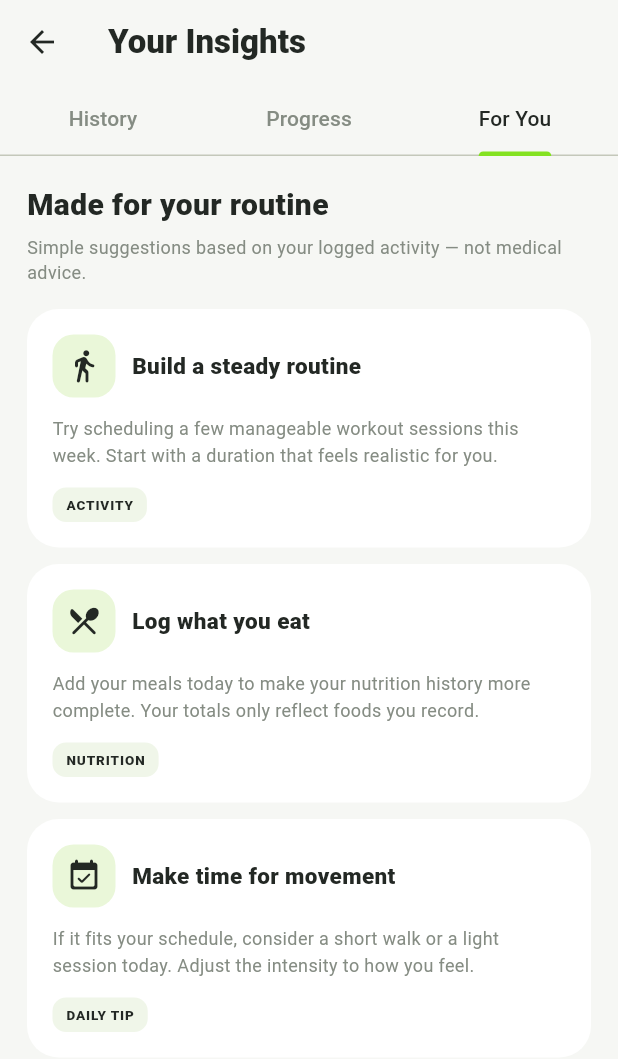
After one commit to HAO9981/Fittrack, a Flutter app: the InsightsScreen screen opened directly, tab 3 chosen, on a phone screen of 412 x 824 dp. The commit adds this screen. Shown: the top 1059 px of the screen. Run offline on Flutter 3.47's test engine with Material 3 defaults, Android fonts, the phone set to English and light mode, and no system bars; our stand-ins replace cloud_firestore, firebase_auth, firebase_core; accounts and stored records are empty.

Commit message:
Add activity history, weekly progress, and personalized routine tips

```diff
--- a/lib/src/screens/home/dashboard_screen.dart
+++ b/lib/src/screens/home/dashboard_screen.dart
@@ -7,6 +7,7 @@ import '../../services/workout_service.dart';
 import '../../widgets/app_empty_state.dart';
 import '../workout/add_workout_screen.dart';
 import '../nutrition/add_meal_screen.dart';
+import '../insights/insights_screen.dart';
 
 const lime = Color(0xFF84E221), ink = Color(0xFF232824), muted = Color(0xFF858C83), bg = Color(0xFFF6F7F4);
 
@@ -68,6 +69,25 @@ class _DashboardContent extends StatelessWidget {
       if (workouts.isEmpty) const _Empty(text: 'Your workouts will appear here.') else ...workouts.take(3).map((w) => _Recent(icon: Icons.fitness_center_rounded, title: w.name, subtitle: w.category + ' • ' + w.duration.toString() + ' mins')),
       const SizedBox(height: 14), const Text('Recent Meals', style: TextStyle(fontSize: 17, fontWeight: FontWeight.w800, color: ink)), const SizedBox(height: 8),
       if (meals.isEmpty) const _Empty(text: 'Your meals will appear here.') else ...meals.take(3).map((m) => _Recent(icon: Icons.restaurant_rounded, title: m.foodName, subtitle: m.category + ' • ' + m.calories.toString() + ' kcal')),
+      const SizedBox(height: 14),
+      InkWell(
+        onTap: () => Navigator.of(context).push(MaterialPageRoute(builder: (_) => const InsightsScreen())),
+        borderRadius: BorderRadius.circular(18),
+        child: Container(
+          padding: const EdgeInsets.all(15),
+          decoration: BoxDecoration(color: Colors.white, borderRadius: BorderRadius.circular(18)),
+          child: const Row(children: [
+            Container(width: 42, height: 42, decoration: BoxDecoration(color: Color(0xFFEAF7D9), borderRadius: BorderRadius.all(Radius.circular(14))), child: Icon(Icons.insights_rounded, color: ink)),
+            SizedBox(width: 12),
+            Expanded(child: Column(crossAxisAlignment: CrossAxisAlignment.start, children: [
+              Text('History, Progress & Tips', style: TextStyle(fontSize: 13, fontWeight: FontWeight.w800, color: ink)),
+              SizedBox(height: 3),
+              Text('Review your activity and see suggestions', style: TextStyle(fontSize: 11, color: muted)),
+            ])),
+            Icon(Icons.chevron_right_rounded, color: muted),
+          ]),
+        ),
+      ),
       TextButton.icon(onPressed: () => FirebaseAuthService.instance.signOut(), icon: const Icon(Icons.logout), label: const Text('Sign out')),
     ]);
   }
--- /dev/null
+++ b/lib/src/screens/insights/insights_screen.dart
@@ -0,0 +1,223 @@
+import 'package:flutter/material.dart';
+
+import '../../models/meal.dart';
+import '../../models/workout.dart';
+import '../../services/nutrition_service.dart';
+import '../../services/workout_service.dart';
+
+const _lime = Color(0xFF84E221);
+const _ink = Color(0xFF232824);
+const _muted = Color(0xFF858C83);
+const _bg = Color(0xFFF6F7F4);
+
+class InsightsScreen extends StatelessWidget {
+  const InsightsScreen({super.key});
+
+  @override Widget build(BuildContext context) => DefaultTabController(
+    length: 3,
+    child: Scaffold(
+      backgroundColor: _bg,
+      appBar: AppBar(
+        backgroundColor: _bg,
+        title: const Text('Your Insights', style: TextStyle(fontWeight: FontWeight.w800)),
+        bottom: const TabBar(
+          labelColor: _ink,
+          unselectedLabelColor: _muted,
+          indicatorColor: _lime,
+          tabs: [Tab(text: 'History'), Tab(text: 'Progress'), Tab(text: 'For You')],
+        ),
+      ),
+      body: StreamBuilder<List<Workout>>(
+        stream: WorkoutService.instance.getWorkouts(),
+        builder: (context, workoutSnapshot) => StreamBuilder<List<Meal>>(
+          stream: NutritionService.instance.getMeals(),
+          builder: (context, mealSnapshot) {
+            if (workoutSnapshot.connectionState == ConnectionState.waiting || mealSnapshot.connectionState == ConnectionState.waiting) {
+              return const Center(child: CircularProgressIndicator(color: _lime));
+            }
+            if (workoutSnapshot.hasError || mealSnapshot.hasError) {
+              return const Center(child: Padding(padding: EdgeInsets.all(24), child: Text('Insights are unavailable right now. Please check your connection and try again.', textAlign: TextAlign.center)));
+            }
+            final workouts = workoutSnapshot.data ?? <Workout>[];
+            final meals = mealSnapshot.data ?? <Meal>[];
+            return TabBarView(children: [
+              _HistoryTab(workouts: workouts, meals: meals),
+              _ProgressTab(workouts: workouts, meals: meals),
+              _RecommendationsTab(workouts: workouts, meals: meals),
+            ]);
+          },
+        ),
+      ),
+    ),
+  );
+}
+
+class _HistoryTab extends StatelessWidget {
+  const _HistoryTab({required this.workouts, required this.meals});
+  final List<Workout> workouts;
+  final List<Meal> meals;
+
+  @override Widget build(BuildContext context) {
+    final entries = <_HistoryEntry>[
+      ...workouts.map((w) => _HistoryEntry(date: w.date, title: w.name, subtitle: w.category + ' · ' + w.duration.toString() + ' min', icon: Icons.fitness_center_rounded)),
+      ...meals.map((m) => _HistoryEntry(date: m.date, title: m.foodName, subtitle: m.category + ' · ' + m.calories.toString() + ' kcal', icon: Icons.restaurant_rounded)),
+    ]..sort((a, b) => b.date.compareTo(a.date));
+    if (entries.isEmpty) return const _InsightEmpty(icon: Icons.history_rounded, title: 'Your history starts here', message: 'Workouts and meals you record will show up in this timeline.');
+    return ListView(padding: const EdgeInsets.all(18), children: [
+      const Text('Recent activity', style: TextStyle(fontSize: 20, fontWeight: FontWeight.w800, color: _ink)),
+      const SizedBox(height: 5),
+      const Text('A combined timeline of your recorded workouts and meals.', style: TextStyle(fontSize: 12, color: _muted)),
+      const SizedBox(height: 16),
+      ...entries.take(100).map((entry) => Container(
+        margin: const EdgeInsets.only(bottom: 9),
+        padding: const EdgeInsets.all(13),
+        decoration: BoxDecoration(color: Colors.white, borderRadius: BorderRadius.circular(18)),
+        child: Row(children: [
+          Container(width: 44, height: 44, decoration: BoxDecoration(color: const Color(0xFFF0F6E9), borderRadius: BorderRadius.circular(14)), child: Icon(entry.icon, color: _ink)),
+          const SizedBox(width: 12),
+          Expanded(child: Column(crossAxisAlignment: CrossAxisAlignment.start, children: [
+            Text(entry.title, maxLines: 1, overflow: TextOverflow.ellipsis, style: const TextStyle(fontWeight: FontWeight.w800, color: _ink)),
+            const SizedBox(height: 4),
+            Text(entry.subtitle, style: const TextStyle(fontSize: 12, color: _muted)),
+            const SizedBox(height: 3),
+            Text(MaterialLocalizations.of(context).formatMediumDate(entry.date), style: const TextStyle(fontSize: 11, color: _muted)),
+          ])),
+        ]),
+      )),
+    ]);
+  }
+}
+
+class _HistoryEntry {
+  const _HistoryEntry({required this.date, required this.title, required this.subtitle, required this.icon});
+  final DateTime date;
+  final String title, subtitle;
+  final IconData icon;
+}
+
+class _ProgressTab extends StatelessWidget {
+  const _ProgressTab({required this.workouts, required this.meals});
+  final List<Workout> workouts;
+  final List<Meal> meals;
+
+  @override Widget build(BuildContext context) {
+    final today = DateUtils.dateOnly(DateTime.now());
+    final minutes = List<int>.generate(7, (i) {
+      final day = today.subtract(Duration(days: 6 - i));
+      return workouts.where((w) => DateUtils.isSameDay(w.date, day)).fold<int>(0, (sum, w) => sum + w.duration);
+    });
+    final maxMinutes = minutes.fold<int>(0, (max, value) => value > max ? value : max);
+    final weekMeals = meals.where((m) => !DateUtils.dateOnly(m.date).isBefore(today.subtract(const Duration(days: 6)))).toList();
+    final weekWorkouts = workouts.where((w) => !DateUtils.dateOnly(w.date).isBefore(today.subtract(const Duration(days: 6)))).toList();
+    final totalMinutes = weekWorkouts.fold<int>(0, (sum, w) => sum + w.duration);
+    final totalCalories = weekMeals.fold<int>(0, (sum, m) => sum + m.calories);
+    const labels = ['M', 'T', 'W', 'T', 'F', 'S', 'S'];
+    return ListView(padding: const EdgeInsets.all(18), children: [
+      const Text('Your week at a glance', style: TextStyle(fontSize: 20, fontWeight: FontWeight.w800, color: _ink)),
+      const SizedBox(height: 5),
+      const Text('Based on the workouts and meals you have logged.', style: TextStyle(fontSize: 12, color: _muted)),
+      const SizedBox(height: 16),
+      Row(children: [
+        Expanded(child: _ProgressStat(title: 'Workout time', value: totalMinutes.toString(), unit: 'minutes', icon: Icons.schedule_rounded)),
+        const SizedBox(width: 10),
+        Expanded(child: _ProgressStat(title: 'Workouts', value: weekWorkouts.length.toString(), unit: 'sessions', icon: Icons.fitness_center_rounded)),
+      ]),
+      const SizedBox(height: 10),
+      _ProgressStat(title: 'Food logged', value: totalCalories.toString(), unit: 'kcal across logged meals', icon: Icons.restaurant_rounded),
+      const SizedBox(height: 18),
+      Container(padding: const EdgeInsets.all(18), decoration: BoxDecoration(color: Colors.white, borderRadius: BorderRadius.circular(22)), child: Column(crossAxisAlignment: CrossAxisAlignment.start, children: [
+        const Text('Daily workout minutes', style: TextStyle(fontSize: 15, fontWeight: FontWeight.w800, color: _ink)),
+        const SizedBox(height: 20),
+        SizedBox(height: 125, child: Row(crossAxisAlignment: CrossAxisAlignment.end, children: List.generate(7, (i) {
+          final height = maxMinutes == 0 ? 8.0 : (minutes[i] / maxMinutes * 84).clamp(8.0, 84.0).toDouble();
+          final day = today.subtract(Duration(days: 6 - i));
+          final active = DateUtils.isSameDay(day, today);
+          return Expanded(child: Column(mainAxisAlignment: MainAxisAlignment.end, children: [
+            Text(minutes[i].toString(), style: const TextStyle(fontSize: 9, color: _muted)),
+            const SizedBox(height: 5),
+            Container(height: height, width: 15, decoration: BoxDecoration(color: minutes[i] > 0 ? _lime : const Color(0xFFE7EAE4), borderRadius: BorderRadius.circular(8))),
+            const SizedBox(height: 7),
+            Text(labels[day.weekday - 1], style: TextStyle(fontSize: 11, fontWeight: active ? FontWeight.w800 : FontWeight.w400, color: active ? _ink : _muted)),
+          ]));
+        }))),
+      ])),
+      const SizedBox(height: 12),
+      const Text('Keep logging consistently to build a more useful progress picture.', style: TextStyle(fontSize: 12, color: _muted, height: 1.5)),
+    ]);
+  }
+}
+
+class _ProgressStat extends StatelessWidget {
+  const _ProgressStat({required this.title, required this.value, required this.unit, required this.icon});
+  final String title, value, unit;
+  final IconData icon;
+  @override Widget build(BuildContext context) => Container(padding: const EdgeInsets.all(15), decoration: BoxDecoration(color: Colors.white, borderRadius: BorderRadius.circular(19)), child: Row(children: [
+    Container(width: 38, height: 38, decoration: BoxDecoration(color: const Color(0xFFF0F6E9), borderRadius: BorderRadius.circular(12)), child: Icon(icon, size: 19, color: _ink)),
+    const SizedBox(width: 10), Expanded(child: Column(crossAxisAlignment: CrossAxisAlignment.start, children: [
+      Text(title, style: const TextStyle(fontSize: 11, color: _muted)),
+      const SizedBox(height: 3), Text(value, style: const TextStyle(fontSize: 21, fontWeight: FontWeight.w800, color: _ink)),
+      Text(unit, style: const TextStyle(fontSize: 10, color: _muted)),
+    ])),
+  ]));
+}
+
+class _RecommendationsTab extends StatelessWidget {
+  const _RecommendationsTab({required this.workouts, required this.meals});
+  final List<Workout> workouts;
+  final List<Meal> meals;
+
+  @override Widget build(BuildContext context) {
+    final today = DateUtils.dateOnly(DateTime.now());
+    final weekStart = today.subtract(const Duration(days: 6));
+    final recentWorkouts = workouts.where((w) => !DateUtils.dateOnly(w.date).isBefore(weekStart)).toList();
+    final todayMeals = meals.where((m) => DateUtils.isSameDay(m.date, today)).toList();
+    final todayWorkouts = workouts.where((w) => DateUtils.isSameDay(w.date, today)).toList();
+    final cards = <_RecommendationData>[];
+    if (recentWorkouts.length < 3) {
+      cards.add(const _RecommendationData(icon: Icons.directions_walk_rounded, title: 'Build a steady routine', text: 'Try scheduling a few manageable workout sessions this week. Start with a duration that feels realistic for you.', tag: 'ACTIVITY'));
+    } else {
+      cards.add(const _RecommendationData(icon: Icons.self_improvement_rounded, title: 'Keep your momentum', text: 'You have logged several workouts recently. Keep balancing activity with rest and recovery.', tag: 'ACTIVITY'));
+    }
+    if (todayMeals.isEmpty) {
+      cards.add(const _RecommendationData(icon: Icons.restaurant_menu_rounded, title: 'Log what you eat', text: 'Add your meals today to make your nutrition history more complete. Your totals only reflect foods you record.', tag: 'NUTRITION'));
+    } else {
+      cards.add(const _RecommendationData(icon: Icons.restaurant_rounded, title: 'Keep your food log updated', text: 'You have recorded meals today. Add any missing meals so your daily intake summary stays useful.', tag: 'NUTRITION'));
+    }
+    if (todayWorkouts.isEmpty) {
+      cards.add(const _RecommendationData(icon: Icons.event_available_rounded, title: 'Make time for movement', text: 'If it fits your schedule, consider a short walk or a light session today. Adjust the intensity to how you feel.', tag: 'DAILY TIP'));
+    }
+    return ListView(padding: const EdgeInsets.all(18), children: [
+      const Text('Made for your routine', style: TextStyle(fontSize: 20, fontWeight: FontWeight.w800, color: _ink)),
+      const SizedBox(height: 5),
+      const Text('Simple suggestions based on your logged activity — not medical advice.', style: TextStyle(fontSize: 12, color: _muted)),
+      const SizedBox(height: 16),
+      ...cards.map((card) => Container(margin: const EdgeInsets.only(bottom: 11), padding: const EdgeInsets.all(17), decoration: BoxDecoration(color: Colors.white, borderRadius: BorderRadius.circular(21)), child: Column(crossAxisAlignment: CrossAxisAlignment.start, children: [
+        Row(children: [
+          Container(width: 42, height: 42, decoration: BoxDecoration(color: const Color(0xFFEAF7D9), borderRadius: BorderRadius.circular(14)), child: Icon(card.icon, color: _ink)),
+          const SizedBox(width: 11), Expanded(child: Text(card.title, style: const TextStyle(fontSize: 15, fontWeight: FontWeight.w800, color: _ink))),
+        ]),
+        const SizedBox(height: 12),
+        Text(card.text, style: const TextStyle(fontSize: 12, height: 1.5, color: _muted)),
+        const SizedBox(height: 12),
+        Container(padding: const EdgeInsets.symmetric(horizontal: 9, vertical: 5), decoration: BoxDecoration(color: const Color(0xFFF0F6E9), borderRadius: BorderRadius.circular(9)), child: Text(card.tag, style: const TextStyle(fontSize: 9, fontWeight: FontWeight.w800, color: _ink, letterSpacing: .6))),
+      ]))),
+    ]);
+  }
+}
+
+class _RecommendationData {
+  const _RecommendationData({required this.icon, required this.title, required this.text, required this.tag});
+  final IconData icon;
+  final String title, text, tag;
+}
+
+class _InsightEmpty extends StatelessWidget {
+  const _InsightEmpty({required this.icon, required this.title, required this.message});
+  final IconData icon;
+  final String title, message;
+  @override Widget build(BuildContext context) => Center(child: Padding(padding: const EdgeInsets.all(28), child: Column(mainAxisSize: MainAxisSize.min, children: [
+    Container(width: 66, height: 66, decoration: BoxDecoration(color: const Color(0xFFEAF7D9), borderRadius: BorderRadius.circular(22)), child: Icon(icon, size: 31, color: _ink)),
+    const SizedBox(height: 14), Text(title, style: const TextStyle(fontSize: 17, fontWeight: FontWeight.w800, color: _ink), textAlign: TextAlign.center),
+    const SizedBox(height: 7), Text(message, style: const TextStyle(fontSize: 12, height: 1.5, color: _muted), textAlign: TextAlign.center),
+  ])));
+}
```
